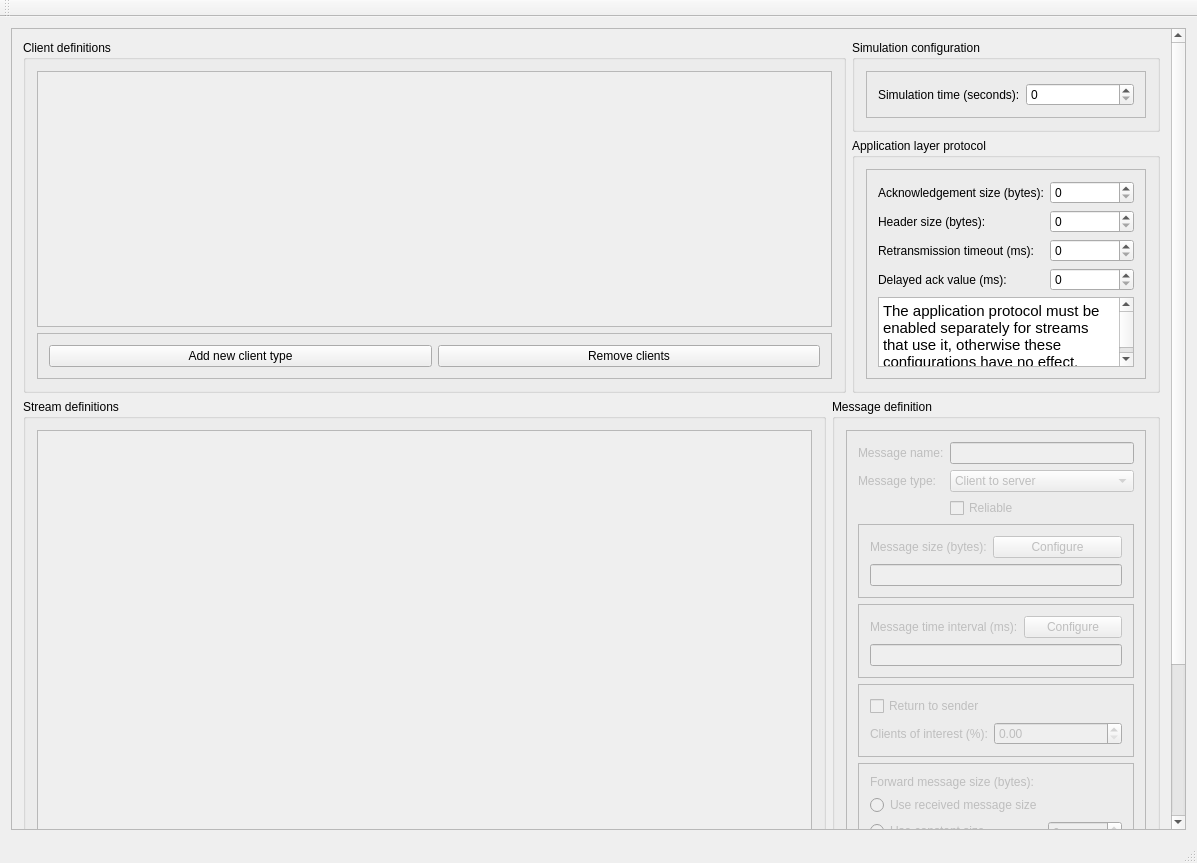
The window that GUI/mainwindow.ui (Chiru/NVE_Simulation) describes before a commit, drawn with Qt 5.
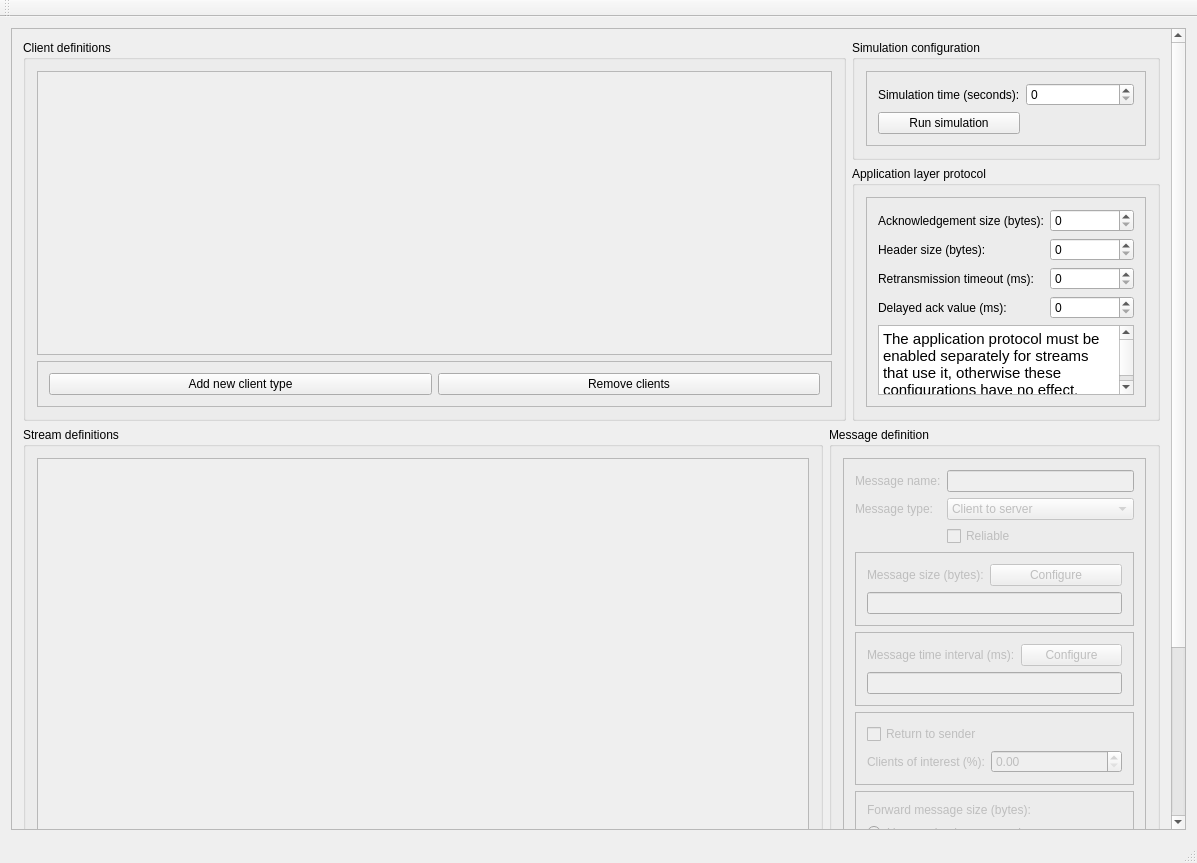
The same window after the commit.

Commit message: Added some Xml serialization functionality when the simulation is executed.

The edit to the form file:
```diff
--- a/GUI/mainwindow.ui
+++ b/GUI/mainwindow.ui
@@ -30,9 +30,9 @@
        <property name="geometry">
         <rect>
          <x>0</x>
-         <y>-257</y>
+         <y>0</y>
          <width>1161</width>
-         <height>1040</height>
+         <height>1073</height>
         </rect>
        </property>
        <layout class="QGridLayout" name="gridLayout_5">
@@ -53,7 +53,7 @@
                 <x>0</x>
                 <y>0</y>
                 <width>790</width>
-                <height>264</height>
+                <height>297</height>
                </rect>
               </property>
              </widget>
@@ -123,6 +123,13 @@
                 </property>
                </widget>
               </item>
+              <item row="1" column="0">
+               <widget class="QPushButton" name="executeButton">
+                <property name="text">
+                 <string>Run simulation</string>
+                </property>
+               </widget>
+              </item>
              </layout>
             </widget>
            </item>
@@ -239,7 +246,7 @@
                <rect>
                 <x>0</x>
                 <y>0</y>
-                <width>722</width>
+                <width>718</width>
                 <height>570</height>
                </rect>
               </property>
@@ -539,7 +546,7 @@
                     <string>Use constant size regardless of the received message size.</string>
                    </property>
                    <property name="text">
-                    <string>Use constant size</string>
+                    <string>Use constant size:</string>
                    </property>
                   </widget>
                  </item>
@@ -1021,7 +1028,7 @@
                     <string>&lt;html&gt;&lt;head/&gt;&lt;body&gt;&lt;p&gt;Time limit for this message to reach client in milliseconds.&lt;/p&gt;&lt;/body&gt;&lt;/html&gt;</string>
                    </property>
                    <property name="text">
-                    <string>Time requirement to reach client (ms)</string>
+                    <string>Time requirement to reach client (ms):</string>
                    </property>
                   </widget>
                  </item>
@@ -1031,7 +1038,7 @@
                     <string>&lt;html&gt;&lt;head/&gt;&lt;body&gt;&lt;p&gt;Time limit for this message to reach server in milliseconds.&lt;/p&gt;&lt;/body&gt;&lt;/html&gt;</string>
                    </property>
                    <property name="text">
-                    <string>Time requirement to reach server (ms)</string>
+                    <string>Time requirement to reach server (ms):</string>
                    </property>
                   </widget>
                  </item>
```
The commit also changes 7 other files.
